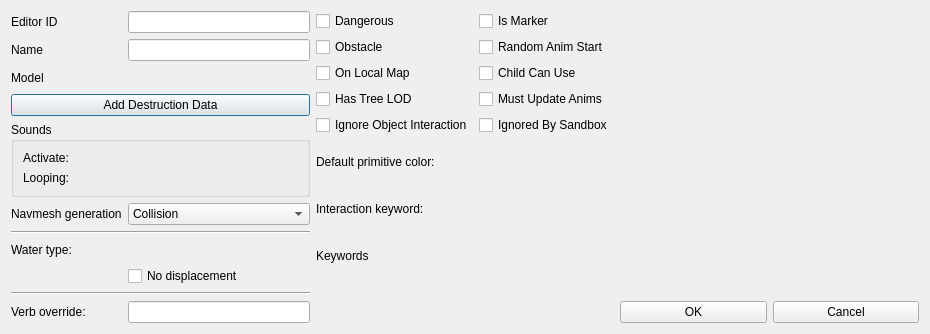
Before: the Qt Designer form native/src/DovahKit/ui/form_windows/activator.ui in DavidJCobb/DovahKit, drawn with Qt 5.
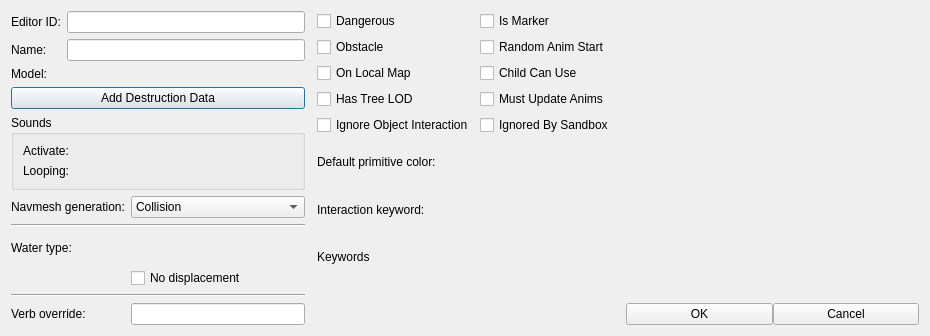
After: the same form once the commit is applied. Custom widgets are drawn as their Qt base class.

Commit message:
DKFormNIFPicker done; started work on destruction stage UI
Qt Designer can now be used to place DKFormNIFPicker widgets.

The Activator dialog now uses a DKFormNIFPicker via Qt Designer.

Moved `DKFormNIFPicker::_state` to a new type, `ui::types::nif_for_form`, since the destruction stage UI needs it too.

Started work on the UI for destruction stage data. The button to open the dialog is ready, but the dialog itself is not. Layouts for both nested dialogs have been built, as has the dialog for individual destruction stages. The dialog for destruction data as a whole still needs to be built.

```diff
--- a/native/src/DovahKit/ui/form_windows/activator.ui
+++ b/native/src/DovahKit/ui/form_windows/activator.ui
@@ -7,80 +7,139 @@
     <x>0</x>
     <y>0</y>
     <width>930</width>
-    <height>334</height>
+    <height>336</height>
    </rect>
   </property>
   <property name="windowTitle">
    <string>Activator</string>
   </property>
   <layout class="QGridLayout" name="gridLayout_4" rowstretch="1,0" columnstretch="1,1,1">
+   <property name="horizontalSpacing">
+    <number>12</number>
+   </property>
    <item row="0" column="0" rowspan="2">
     <layout class="QGridLayout" name="gridLayout">
-     <item row="6" column="0" colspan="2">
-      <widget class="Line" name="line_2">
-       <property name="orientation">
-        <enum>Qt::Horizontal</enum>
+     <property name="spacing">
+      <number>6</number>
+     </property>
+     <item row="2" column="0">
+      <widget class="QLabel" name="label_8">
+       <property name="text">
+        <string>Navmesh generation:</string>
+       </property>
+       <property name="buddy">
+        <cstring>navmeshGeneration</cstring>
        </property>
       </widget>
      </item>
      <item row="7" column="0">
-      <widget class="QLabel" name="label_4">
+      <widget class="QLabel" name="label_5">
        <property name="text">
-        <string>Water type:</string>
+        <string>Verb override:</string>
        </property>
        <property name="buddy">
         <cstring>waterType</cstring>
        </property>
       </widget>
      </item>
-     <item row="9" column="0" colspan="2">
-      <widget class="Line" name="line">
-       <property name="orientation">
-        <enum>Qt::Horizontal</enum>
+     <item row="2" column="1">
+      <widget class="QComboBox" name="navmeshGeneration">
+       <item>
+        <property name="text">
+         <string>Collision</string>
+        </property>
+       </item>
+       <item>
+        <property name="text">
+         <string>Bounding box</string>
+        </property>
+       </item>
+       <item>
+        <property name="text">
+         <string>Filter</string>
+        </property>
+       </item>
+       <item>
+        <property name="text">
+         <string>Ground</string>
+        </property>
+       </item>
+      </widget>
+     </item>
+     <item row="4" column="1">
+      <widget class="DKFormPicker" name="waterType"/>
+     </item>
+     <item row="0" column="0" colspan="2">
+      <layout class="QGridLayout" name="topLeftFields" columnstretch="0,1">
+       <property name="spacing">
+        <number>6</number>
+       </property>
+       <item row="0" column="1">
+        <widget class="QLineEdit" name="editorID"/>
+       </item>
+       <item row="3" column="0" colspan="2">
+        <widget class="QPushButton" name="buttonDestruction">
+         <property name="text">
+          <string>Add Destruction Data</string>
        </property>
       </widget>
      </item>
      <item row="2" column="0">
       <widget class="QLabel" name="label_3">
        <property name="text">
-        <string>Model</string>
+          <string>Model:</string>
        </property>
        <property name="buddy">
         <cstring>model</cstring>
        </property>
       </widget>
      </item>
-     <item row="5" column="0">
-      <widget class="QLabel" name="label_8">
+       <item row="2" column="1">
+        <widget class="DKFormNIFPicker" name="model"/>
+       </item>
+       <item row="0" column="0">
+        <widget class="QLabel" name="label">
        <property name="text">
-        <string>Navmesh generation</string>
+          <string>Editor ID:</string>
        </property>
        <property name="buddy">
         <cstring>navmeshGeneration</cstring>
        </property>
       </widget>
      </item>
-     <item row="10" column="1">
-      <widget class="QLineEdit" name="activateTextOverride"/>
-     </item>
      <item row="1" column="0">
       <widget class="QLabel" name="label_2">
        <property name="text">
-        <string>Name</string>
+          <string>Name:</string>
        </property>
        <property name="buddy">
         <cstring>name</cstring>
        </property>
       </widget>
      </item>
-     <item row="8" column="1">
-      <widget class="QCheckBox" name="flagNoDisplacement">
+       <item row="1" column="1">
+        <widget class="QLineEdit" name="name"/>
+       </item>
+      </layout>
+     </item>
+     <item row="3" column="0" colspan="2">
+      <widget class="Line" name="line_2">
+       <property name="orientation">
+        <enum>Qt::Horizontal</enum>
+       </property>
+      </widget>
+     </item>
+     <item row="4" column="0">
+      <widget class="QLabel" name="label_4">
        <property name="text">
-        <string>No displacement</string>
+        <string>Water type:</string>
+       </property>
+       <property name="buddy">
+        <cstring>waterType</cstring>
        </property>
       </widget>
      </item>
-     <item row="4" column="0" colspan="2">
+     <item row="1" column="0" colspan="2">
       <widget class="QGroupBox" name="groupBox">
        <property name="title">
         <string>Sounds</string>
@@ -115,75 +174,35 @@
        </layout>
       </widget>
      </item>
+     <item row="6" column="0" colspan="2">
+      <widget class="Line" name="line">
+       <property name="orientation">
+        <enum>Qt::Horizontal</enum>
+       </property>
+      </widget>
+     </item>
      <item row="5" column="1">
-      <widget class="QComboBox" name="navmeshGeneration">
-       <item>
+      <widget class="QCheckBox" name="flagNoDisplacement">
         <property name="text">
-         <string>Collision</string>
-        </property>
-       </item>
-       <item>
-        <property name="text">
-         <string>Bounding box</string>
-        </property>
-       </item>
-       <item>
-        <property name="text">
-         <string>Filter</string>
-        </property>
-       </item>
-       <item>
-        <property name="text">
-         <string>Ground</string>
-        </property>
-       </item>
+        <string>No displacement</string>
+       </property>
       </widget>
      </item>
-     <item row="0" column="0">
-      <widget class="QLabel" name="label">
-       <property name="text">
-        <string>Editor ID</string>
-       </property>
-       <property name="buddy">
-        <cstring>editorID</cstring>
-       </property>
-      </widget>
-     </item>
-     <item row="3" column="0" colspan="2">
-      <widget class="QPushButton" name="buttonDestruction">
-       <property name="text">
-        <string>Add Destruction Data</string>
-       </property>
-      </widget>
-     </item>
-     <item row="1" column="1">
-      <widget class="QLineEdit" name="name"/>
-     </item>
-     <item row="10" column="0">
-      <widget class="QLabel" name="label_5">
-       <property name="text">
-        <string>Verb override:</string>
-       </property>
-       <property name="buddy">
-        <cstring>activateTextOverride</cstring>
-       </property>
-      </widget>
-     </item>
-     <item row="2" column="1">
-      <widget class="DKGameFilePicker" name="model"/>
-     </item>
-     <item row="0" column="1">
-      <widget class="QLineEdit" name="editorID"/>
-     </item>
      <item row="7" column="1">
-      <widget class="DKFormPicker" name="waterType"/>
+      <widget class="QLineEdit" name="activateTextOverride"/>
      </item>
     </layout>
    </item>
    <item row="0" column="1" rowspan="2">
     <layout class="QVBoxLayout" name="verticalLayout">
+     <property name="spacing">
+      <number>6</number>
+     </property>
      <item>
       <layout class="QGridLayout" name="layoutFlags">
+       <property name="spacing">
+        <number>6</number>
+       </property>
        <item row="1" column="1">
         <widget class="QCheckBox" name="flagRandomAnimStart">
          <property name="text">
@@ -258,6 +277,9 @@
      </item>
      <item>
       <layout class="QGridLayout" name="gridLayout_3">
+       <property name="spacing">
+        <number>6</number>
+       </property>
        <item row="0" column="1">
         <widget class="DKColorPickerButton" name="defaultPrimitiveColor"/>
        </item>
@@ -288,6 +310,9 @@
      </item>
      <item>
       <layout class="QVBoxLayout" name="verticalLayout_2">
+       <property name="spacing">
+        <number>6</number>
+       </property>
        <item>
         <widget class="QLabel" name="label_9">
          <property name="text">
@@ -349,11 +374,6 @@
    <extends>QWidget</extends>
    <header>widgets/DKFormListPane.h</header>
   </customwidget>
-  <customwidget>
-   <class>DKGameFilePicker</class>
-   <extends>QWidget</extends>
-   <header>widgets/DKGameFilePicker.h</header>
-  </customwidget>
   <customwidget>
    <class>DKFormPicker</class>
    <extends>QWidget</extends>
@@ -364,6 +384,11 @@
    <extends>QWidget</extends>
    <header>widgets/DKPapyrusBoundScriptListPane.h</header>
   </customwidget>
+  <customwidget>
+   <class>DKFormNIFPicker</class>
+   <extends>QWidget</extends>
+   <header>widgets/DKFormNIFPicker.h</header>
+  </customwidget>
  </customwidgets>
  <tabstops>
   <tabstop>editorID</tabstop>
```
Left out of the diff: 8 changed lines with no effect on the pictures. Lines whose indentation alone changed are shown as unchanged. The commit also changes 24 other files.
